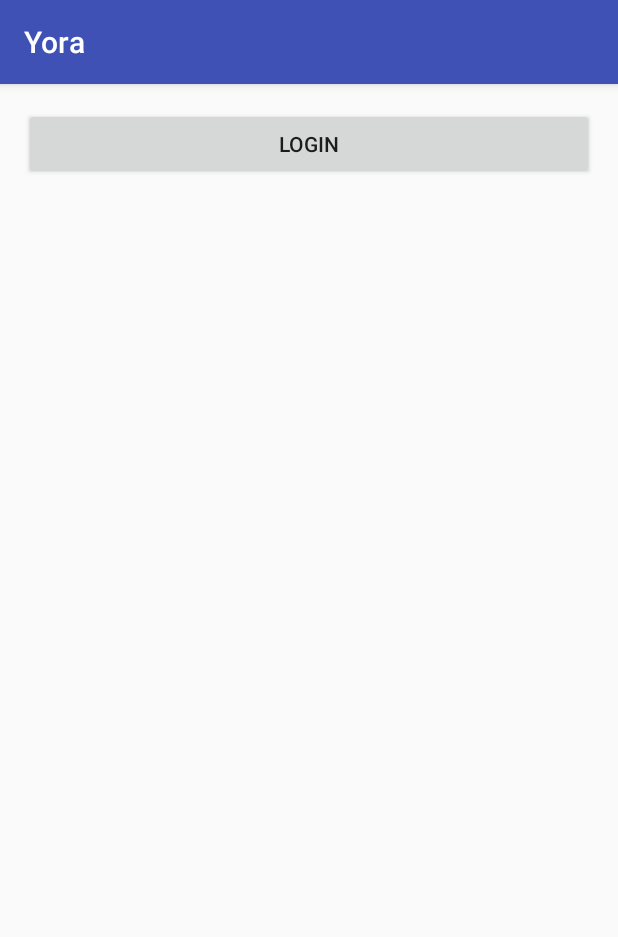
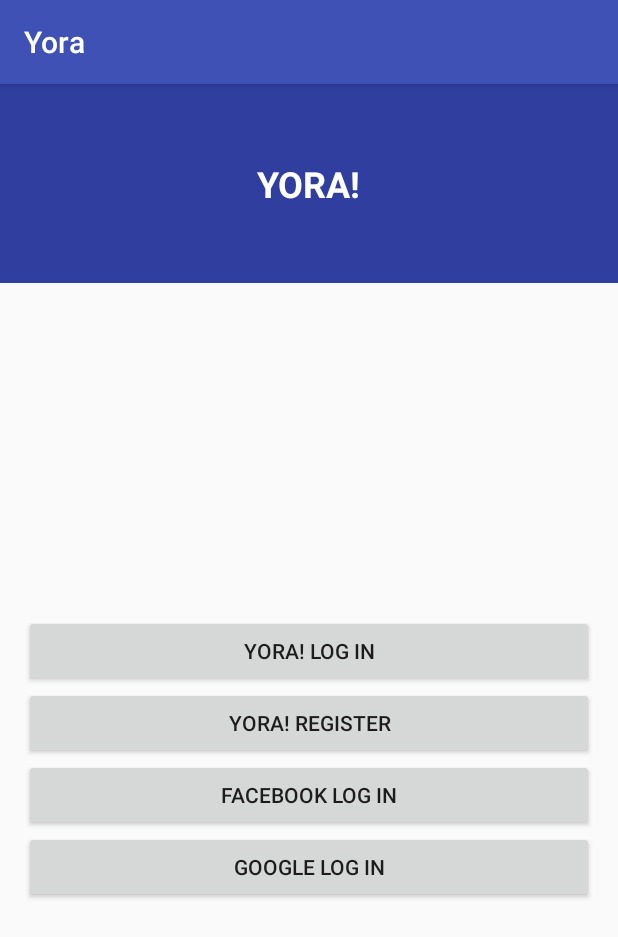
Before and after one commit to dlotfi/Yora, an Android app: the screen it shows after launch (LoginActivity), on a phone screen of 412 x 824 dp. Shown: the top 937 px of the screen. Run offline under Robolectric (Android 15) with nearby library versions, the phone set to English and light mode, and no system bars.

Commit message:
Video 16 - App Part 3

```diff
--- a/app/src/main/AndroidManifest.xml
+++ b/app/src/main/AndroidManifest.xml
@@ -17,6 +17,7 @@
             </intent-filter>
         </activity>
         <activity android:name=".activities.LoginActivity"></activity>
+        <activity android:name=".activities.LoginNarrowActivity"></activity>
 
     </application>
 
--- a/app/src/main/java/com/example/yora/activities/LoginActivity.java
+++ b/app/src/main/java/com/example/yora/activities/LoginActivity.java
@@ -6,17 +6,24 @@ import android.view.View;
 
 import com.example.yora.R;
 
-public class LoginActivity extends BaseActivity {
+public class LoginActivity extends BaseActivity implements View.OnClickListener {
+    private View _loginButton;
 
     @Override
     protected void onCreate(Bundle savedInstanceState) {
         super.onCreate(savedInstanceState);
         setContentView(R.layout.activity_login);
+
+        _loginButton = findViewById(R.id.activity_login_login);
+        if (_loginButton != null) {
+            _loginButton.setOnClickListener(this);
+        }
     }
 
-    public void doLogin(View view) {
-        application.getAuth().getUser().setLoggedIn(true);
-        startActivity(new Intent(this, MainActivity.class));
-        finish();
+    @Override
+    public void onClick(View view) {
+        if (view == _loginButton) {
+            startActivity(new Intent(this, LoginNarrowActivity.class));
+        }
     }
 }
--- /dev/null
+++ b/app/src/main/res/layout-sw600dp/activity_login.xml
@@ -0,0 +1,71 @@
+<?xml version="1.0" encoding="utf-8"?>
+<RelativeLayout xmlns:android="http://schemas.android.com/apk/res/android"
+    xmlns:tools="http://schemas.android.com/tools"
+    android:layout_width="match_parent"
+    android:layout_height="match_parent">
+
+    <include
+        layout="@layout/include_login_header"
+        android:id="@+id/include_login_header" />
+
+    <LinearLayout
+        android:layout_width="match_parent"
+        android:layout_height="match_parent"
+        android:layout_marginStart="100dp"
+        android:layout_marginEnd="100dp"
+        android:layout_centerHorizontal="true"
+        android:orientation="vertical"
+        android:layout_below="@id/include_login_header"
+        android:gravity="center">
+
+        <FrameLayout
+            android:layout_width="match_parent"
+            android:layout_height="wrap_content"
+            android:padding="16dp"
+            android:background="#dddddddd">
+
+            <fragment
+                android:layout_width="match_parent"
+                android:layout_height="wrap_content"
+                android:name="com.example.yora.fragments.LoginFragment"
+                android:id="@+id/activity_login_fragment"
+                tools:layout="@layout/fragment_login" />
+
+        </FrameLayout>
+
+        <Button
+            android:layout_width="match_parent"
+            android:layout_height="wrap_content"
+            android:layout_marginTop="8dp"
+            android:text="Yora! Register"
+            android:id="@+id/activity_login_register"/>
+
+        <LinearLayout
+            android:layout_width="match_parent"
+            android:layout_height="wrap_content"
+            android:layout_marginTop="8dp"
+            android:orientation="horizontal">
+
+            <Button
+                android:layout_width="match_parent"
+                android:layout_height="wrap_content"
+                android:layout_weight="1"
+                android:layout_marginEnd="8dp"
+                android:text="Facebook Log In"
+                android:id="@+id/activity_login_facebook"/>
+
+            <Button
+                android:layout_width="match_parent"
+                android:layout_height="wrap_content"
+                android:layout_weight="1"
+                android:layout_marginStart="8dp"
+                android:text="Google Log In"
+                android:id="@+id/activity_login_google"/>
+
+        </LinearLayout>
+
+
+
+    </LinearLayout>
+
+</RelativeLayout>
--- a/app/src/main/res/layout/activity_login.xml
+++ b/app/src/main/res/layout/activity_login.xml
@@ -3,16 +3,44 @@
     xmlns:tools="http://schemas.android.com/tools"
     android:layout_width="match_parent"
     android:layout_height="match_parent"
-    android:paddingBottom="@dimen/activity_vertical_margin"
-    android:paddingLeft="@dimen/activity_horizontal_margin"
-    android:paddingRight="@dimen/activity_horizontal_margin"
-    android:paddingTop="@dimen/activity_vertical_margin"
     tools:context="com.example.yora.activities.LoginActivity">
 
-    <Button
+    <include layout="@layout/include_login_header"
+        android:id="@+id/include_login_header" />
+
+    <LinearLayout
         android:layout_width="match_parent"
-        android:layout_height="wrap_content"
-        android:text="Login"
-        android:onClick="doLogin"/>
+        android:layout_height="match_parent"
+        android:layout_below="@id/include_login_header"
+        android:gravity="center_vertical"
+        android:layout_marginStart="16dp"
+        android:layout_marginEnd="16dp"
+        android:orientation="vertical">
+
+        <Button
+            android:layout_width="match_parent"
+            android:layout_height="wrap_content"
+            android:text="Yora! Log In"
+            android:id="@+id/activity_login_login"/>
+
+        <Button
+            android:layout_width="match_parent"
+            android:layout_height="wrap_content"
+            android:text="Yora! Register"
+            android:id="@+id/activity_login_register"/>
+
+        <Button
+            android:layout_width="match_parent"
+            android:layout_height="wrap_content"
+            android:text="Facebook Log In"
+            android:id="@+id/activity_login_facebook"/>
+
+        <Button
+            android:layout_width="match_parent"
+            android:layout_height="wrap_content"
+            android:text="Google Log In"
+            android:id="@+id/activity_login_google"/>
+
+    </LinearLayout>
 
 </RelativeLayout>
--- /dev/null
+++ b/app/src/main/res/layout/include_login_header.xml
@@ -0,0 +1,18 @@
+<?xml version="1.0" encoding="utf-8"?>
+<FrameLayout xmlns:android="http://schemas.android.com/apk/res/android"
+    android:layout_width="match_parent"
+    android:layout_height="wrap_content"
+    android:background="@color/colorPrimaryDark">
+
+    <TextView
+        android:layout_width="wrap_content"
+        android:layout_height="wrap_content"
+        android:text="YORA!"
+        android:textStyle="bold"
+        android:textSize="24sp"
+        android:paddingTop="50dp"
+        android:paddingBottom="50dp"
+        android:layout_gravity="center_horizontal"
+        android:textColor="#ffffff"/>
+
+</FrameLayout>
--- a/app/src/main/res/values/colors.xml
+++ b/app/src/main/res/values/colors.xml
@@ -3,4 +3,5 @@
     <color name="colorPrimary">#3F51B5</color>
     <color name="colorPrimaryDark">#303F9F</color>
     <color name="colorAccent">#FF4081</color>
+    <color name="colorPrimaryDarker">#233183</color>
 </resources>
```
Also changed, not shown: app/src/main/java/com/example/yora/activities/LoginNarrowActivity.java (added, +15 -0 lines), app/src/main/java/com/example/yora/fragments/BaseFragment.java (added, +17 -0 lines), app/src/main/java/com/example/yora/fragments/LoginFragment.java (added, +18 -0 lines), app/src/main/res/layout/activty_login_narrow.xml (added, +26 -0 lines), app/src/main/res/layout/fragment_login.xml (added, +33 -0 lines).
